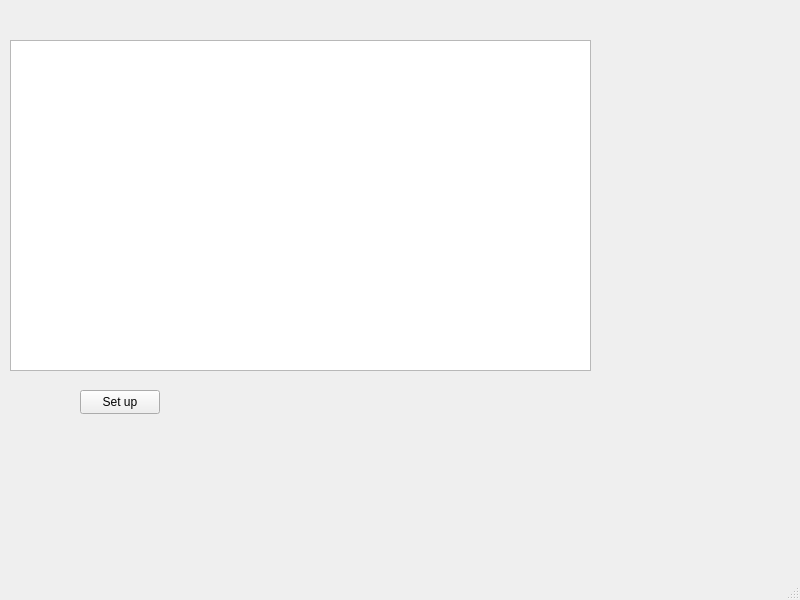
The window that mainwindow.ui (kazuki-9/humbat) describes before a commit, drawn with Qt 5.
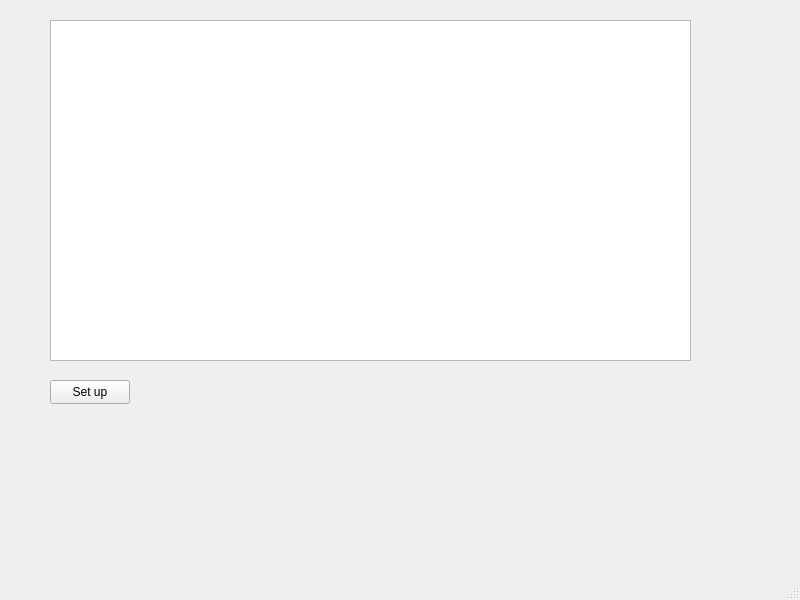
The same window after the commit. Custom widgets are drawn as their Qt base class.

```diff
--- a/mainwindow.ui
+++ b/mainwindow.ui
@@ -14,21 +14,11 @@
    <string>MainWindow</string>
   </property>
   <widget class="QWidget" name="centralwidget">
-   <widget class="QChartView" name="patch">
+   <widget class="QPushButton" name="setup">
     <property name="geometry">
      <rect>
-      <x>10</x>
-      <y>40</y>
-      <width>581</width>
-      <height>331</height>
-     </rect>
-    </property>
-   </widget>
-   <widget class="QPushButton" name="setup_flowers">
-    <property name="geometry">
-     <rect>
-      <x>80</x>
-      <y>390</y>
+      <x>50</x>
+      <y>380</y>
       <width>80</width>
       <height>24</height>
      </rect>
@@ -37,6 +27,16 @@
      <string>Set up</string>
     </property>
    </widget>
+   <widget class="QGraphicsView" name="map">
+    <property name="geometry">
+     <rect>
+      <x>50</x>
+      <y>20</y>
+      <width>641</width>
+      <height>341</height>
+     </rect>
+    </property>
+   </widget>
   </widget>
   <widget class="QMenuBar" name="menubar">
    <property name="geometry">
@@ -50,13 +50,6 @@
   </widget>
   <widget class="QStatusBar" name="statusbar"/>
  </widget>
- <customwidgets>
-  <customwidget>
-   <class>QChartView</class>
-   <extends>QGraphicsView</extends>
-   <header location="global">QChartView</header>
-  </customwidget>
- </customwidgets>
  <resources/>
  <connections/>
 </ui>
```
